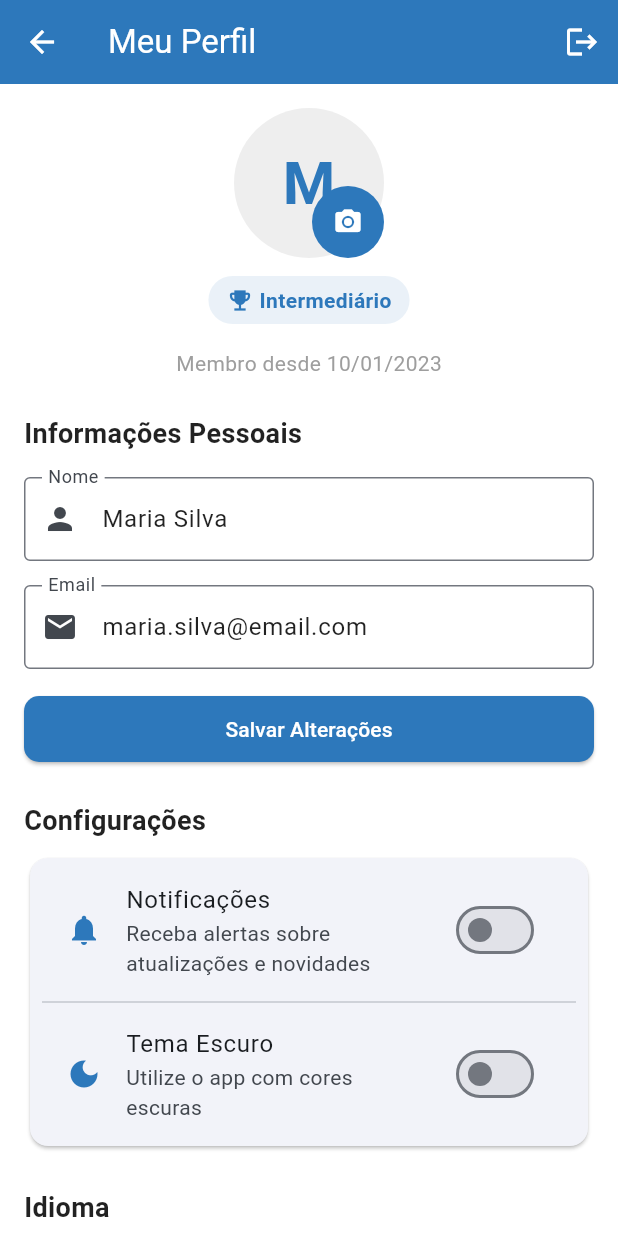
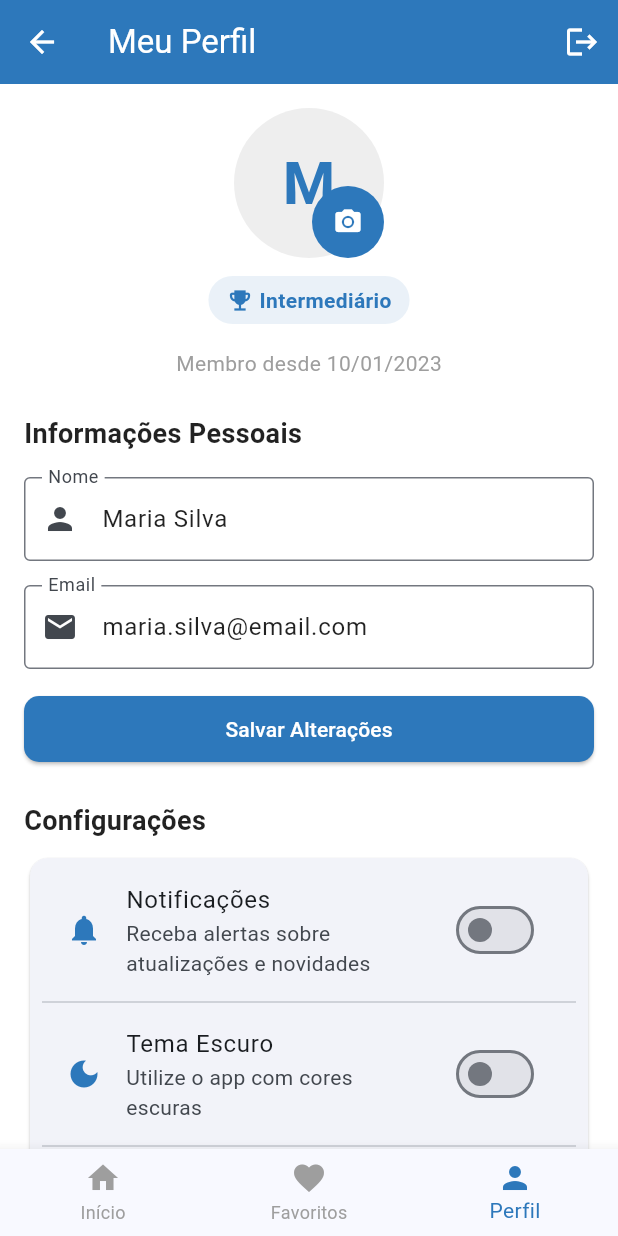
Before and after one commit to LhuanyMotta/SignWriter-Easy-App-Oficial, a Flutter app: the screen it shows after launch, item 3 of the bottom bar chosen, after a tap on "Notificações", on a phone screen of 412 x 824 dp. Run offline on Flutter 3.47's test engine with Material 3 defaults, Android fonts, the phone set to English and light mode, and no system bars; our stand-ins replace fl_chart, shared_preferences, sqflite; accounts and stored records are empty.

Commit message:
implementando melhorias de acessibilidade no app

```diff
--- a/lib/viewmodels/home_viewmodel.dart
+++ b/lib/viewmodels/home_viewmodel.dart
@@ -7,6 +7,7 @@ import '../views/screens/chat_screen.dart';
 import '../views/screens/progress_screen.dart';
 import '../views/screens/profile_screen.dart';
 import '../views/screens/favorites_screen.dart';
+import '../views/screens/home_screen.dart';
 
 /// ViewModel para a tela inicial
 /// Responsável pela lógica de navegação e interação da tela home
@@ -89,7 +90,12 @@ class HomeViewModel {
   void onBottomNavTapped(int index, BuildContext context) {
     switch (index) {
       case 0:
-        // Já estamos na Home, não precisa navegar
+        // Navega para a tela inicial
+        Navigator.pushAndRemoveUntil(
+          context,
+          MaterialPageRoute(builder: (context) => const HomeScreen()),
+          (route) => false,
+        );
         break;
       case 1:
         navigateToFavorites(context);
--- a/lib/viewmodels/profile_viewmodel.dart
+++ b/lib/viewmodels/profile_viewmodel.dart
@@ -1,4 +1,5 @@
 import 'package:flutter/material.dart';
+import 'package:shared_preferences/shared_preferences.dart';
 
 /// ViewModel para a tela de Perfil do usuário
 class ProfileViewModel extends ChangeNotifier {
@@ -14,16 +15,22 @@ class ProfileViewModel extends ChangeNotifier {
     'idioma': 'Português',
   };
 
-  // Configurações do usuário
+  // Configurações gerais
   bool _notificationsEnabled = true;
   bool _darkMode = false;
-  String _language = 'Português';
+
+  // Configurações de acessibilidade
+  double _fontSize = 1.0;
+  double _contrastLevel = 1.0;
+  double _spacing = 1.0;
 
   // Getters
   Map<String, dynamic> get userData => _userData;
   bool get notificationsEnabled => _notificationsEnabled;
   bool get darkMode => _darkMode;
-  String get language => _language;
+  double get fontSize => _fontSize;
+  double get contrastLevel => _contrastLevel;
+  double get spacing => _spacing;
 
   /// Lista de idiomas disponíveis
   final List<String> availableLanguages = [
@@ -33,10 +40,52 @@ class ProfileViewModel extends ChangeNotifier {
     'Libras',
   ];
 
+  String _language = 'Português';
+  String get language => _language;
+
+  ProfileViewModel() {
+    _loadPreferences();
+  }
+
+  // Carrega preferências salvas
+  Future<void> _loadPreferences() async {
+    try {
+      final prefs = await SharedPreferences.getInstance();
+      _notificationsEnabled = prefs.getBool('notifications') ?? true;
+      _darkMode = prefs.getBool('darkMode') ?? false;
+
+      // Validação e limites para valores de acessibilidade
+      _fontSize = (prefs.getDouble('fontSize') ?? 1.0).clamp(0.8, 2.0);
+      _contrastLevel = (prefs.getDouble('contrast') ?? 1.0).clamp(0.5, 2.0);
+      _spacing = (prefs.getDouble('spacing') ?? 1.0).clamp(0.8, 2.0);
+
+      _language = prefs.getString('language') ?? 'Português';
+      notifyListeners();
+    } catch (e) {
+      debugPrint('Erro ao carregar preferências: $e');
+      // Valores padrão em caso de erro
+      _fontSize = 1.0;
+      _contrastLevel = 1.0;
+      _spacing = 1.0;
+    }
+  }
+
+  // Salva preferências
+  Future<void> _savePreferences() async {
+    final prefs = await SharedPreferences.getInstance();
+    await prefs.setBool('notifications', _notificationsEnabled);
+    await prefs.setBool('darkMode', _darkMode);
+    await prefs.setDouble('fontSize', _fontSize);
+    await prefs.setDouble('contrast', _contrastLevel);
+    await prefs.setDouble('spacing', _spacing);
+    await prefs.setString('language', _language);
+  }
+
   /// Alterna estado das notificações
   void toggleNotifications(bool value) {
     _notificationsEnabled = value;
     _userData['notificacoes'] = value;
+    _savePreferences();
     notifyListeners();
   }
 
@@ -44,6 +93,7 @@ class ProfileViewModel extends ChangeNotifier {
   void toggleDarkMode(bool value) {
     _darkMode = value;
     _userData['temaEscuro'] = value;
+    _savePreferences();
     notifyListeners();
   }
 
@@ -52,6 +102,7 @@ class ProfileViewModel extends ChangeNotifier {
     if (availableLanguages.contains(language)) {
       _language = language;
       _userData['idioma'] = language;
+      _savePreferences();
       notifyListeners();
     }
   }
@@ -88,4 +139,37 @@ class ProfileViewModel extends ChangeNotifier {
     await Future.delayed(const Duration(seconds: 1));
     return true;
   }
+
+  // Atualiza tamanho da fonte
+  Future<void> updateFontSize(double value) async {
+    try {
+      _fontSize = value.clamp(0.8, 2.0);
+      await _savePreferences();
+      notifyListeners();
+    } catch (e) {
+      debugPrint('Erro ao atualizar tamanho da fonte: $e');
+    }
+  }
+
+  // Atualiza nível de contraste
+  Future<void> updateContrast(double value) async {
+    try {
+      _contrastLevel = value.clamp(0.5, 2.0);
+      await _savePreferences();
+      notifyListeners();
+    } catch (e) {
+      debugPrint('Erro ao atualizar contraste: $e');
+    }
+  }
+
+  // Atualiza espaçamento
+  Future<void> updateSpacing(double value) async {
+    try {
+      _spacing = value.clamp(0.8, 2.0);
+      await _savePreferences();
+      notifyListeners();
+    } catch (e) {
+      debugPrint('Erro ao atualizar espaçamento: $e');
+    }
+  }
 }
--- a/lib/views/screens/home_screen.dart
+++ b/lib/views/screens/home_screen.dart
@@ -20,12 +20,12 @@ class _HomeScreenState extends State<HomeScreen> {
     {
       'title': 'Aprender e Praticar',
       'icon': Icons.school,
-      'color': const Color(0xFF4EB1F0),
+      'color': const Color(0xFF2D78BB),
     },
     {
       'title': 'Escrever Sinais',
       'icon': Icons.edit_document,
-      'color': const Color(0xFF2D78BB),
+      'color': const Color(0xFF4EB1F0),
     },
     {
       'title': 'Traduzir Sinais',
--- a/lib/views/screens/profile_screen.dart
+++ b/lib/views/screens/profile_screen.dart
@@ -1,6 +1,7 @@
 import 'package:flutter/material.dart';
 import 'package:provider/provider.dart';
 import '../../viewmodels/profile_viewmodel.dart';
+import '../../viewmodels/home_viewmodel.dart';
 
 /// Tela de Perfil do usuário
 class ProfileScreen extends StatefulWidget {
@@ -35,6 +36,8 @@ class _ProfileScreenState extends State<ProfileScreen> {
 
   @override
   Widget build(BuildContext context) {
+    final HomeViewModel _homeViewModel = HomeViewModel();
+
     return ChangeNotifierProvider.value(
       value: _viewModel,
       child: Scaffold(
@@ -86,6 +89,28 @@ class _ProfileScreenState extends State<ProfileScreen> {
               ),
             );
           },
+        ),
+        bottomNavigationBar: BottomNavigationBar(
+          currentIndex: 2,
+          onTap: (index) {
+            _homeViewModel.onBottomNavTapped(index, context);
+          },
+          selectedItemColor: Theme.of(context).colorScheme.primary,
+          unselectedItemColor: Colors.grey,
+          items: const [
+            BottomNavigationBarItem(
+              icon: Icon(Icons.home),
+              label: 'Início',
+            ),
+            BottomNavigationBarItem(
+              icon: Icon(Icons.favorite),
+              label: 'Favoritos',
+            ),
+            BottomNavigationBarItem(
+              icon: Icon(Icons.person),
+              label: 'Perfil',
+            ),
+          ],
         ),
       ),
     );
@@ -306,6 +331,56 @@ class _ProfileScreenState extends State<ProfileScreen> {
               value: viewModel.darkMode,
               onChanged: (value) => viewModel.toggleDarkMode(value),
             ),
+            const Divider(),
+
+            // Acessibilidade
+            ExpansionTile(
+              leading: Icon(
+                Icons.accessibility_new,
+                color: Theme.of(context).colorScheme.primary,
+              ),
+              title: const Text('Acessibilidade'),
+              subtitle: const Text('Personalize a interface para suas necessidades'),
+              children: [
+                // Tamanho da fonte
+                ListTile(
+                  title: const Text('Tamanho da Fonte'),
+                  subtitle: Slider(
+                    value: viewModel.fontSize,
+                    min: 0.8,
+                    max: 1.5,
+                    divisions: 7,
+                    label: '${(viewModel.fontSize * 100).round()}%',
+                    onChanged: (value) => viewModel.updateFontSize(value),
+                  ),
+                ),
+                // Contraste
+                ListTile(
+                  title: const Text('Contraste'),
+                  subtitle: DropdownButton<double>(
+                    value: viewModel.contrastLevel,
+                    items: const [
+                      DropdownMenuItem(value: 1.0, child: Text('Normal')),
+                      DropdownMenuItem(value: 1.5, child: Text('Alto')),
+                      DropdownMenuItem(value: 2.0, child: Text('Muito Alto')),
+                    ],
+                    onChanged: (value) => viewModel.updateContrast(value ?? 1.0),
+                  ),
+                ),
+                // Espaçamento
+                ListTile(
+                  title: const Text('Espaçamento'),
+                  subtitle: Slider(
+                    value: viewModel.spacing,
+                    min: 1.0,
+                    max: 2.0,
+                    divisions: 4,
+                    label: '${(viewModel.spacing * 100).round()}%',
+                    onChanged: (value) => viewModel.updateSpacing(value),
+                  ),
+                ),
+              ],
+            ),
           ],
         ),
       ),
--- /dev/null
+++ b/lib/views/widgets/base_screen.dart
@@ -0,0 +1 @@
+ //nao vou precisar utilizar por enqunato
```
Also changed, not shown: lib/views/accessibility_settings_view.dart (added, +116 -0 lines), lib/views/profile_view.dart (added, +87 -0 lines), lib/views/screens/favorites_screen.dart (+24 -0 lines), pubspec.yaml (+5 -3 lines), pubspec.lock, 3 other files.
